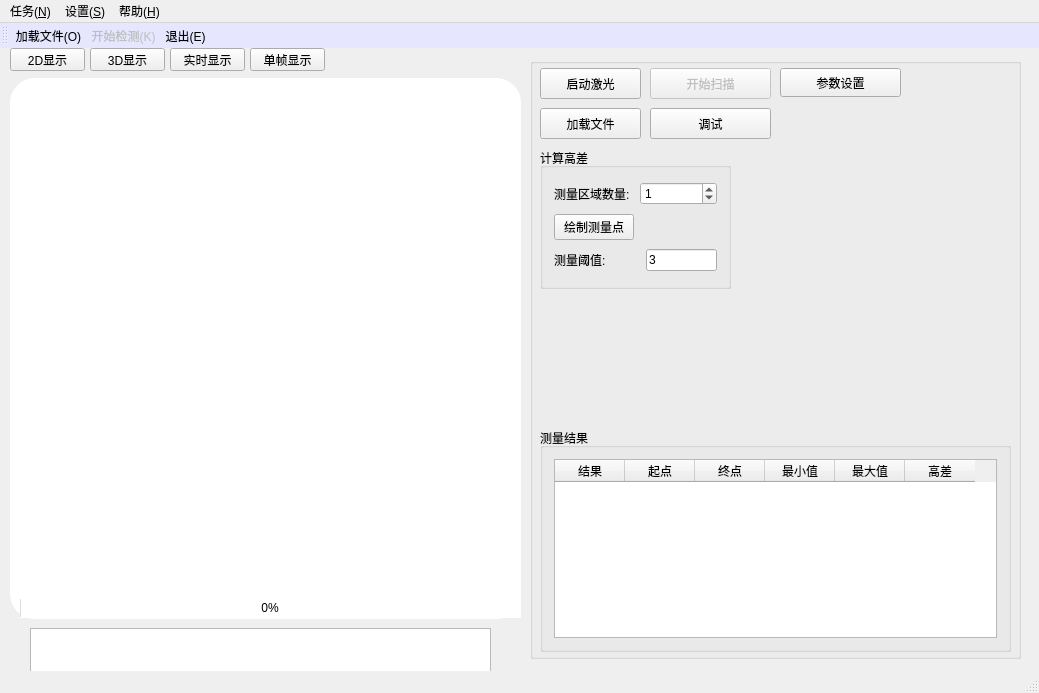
Qt form mainwindow.ui (kof98765/scanControl) before a commit.
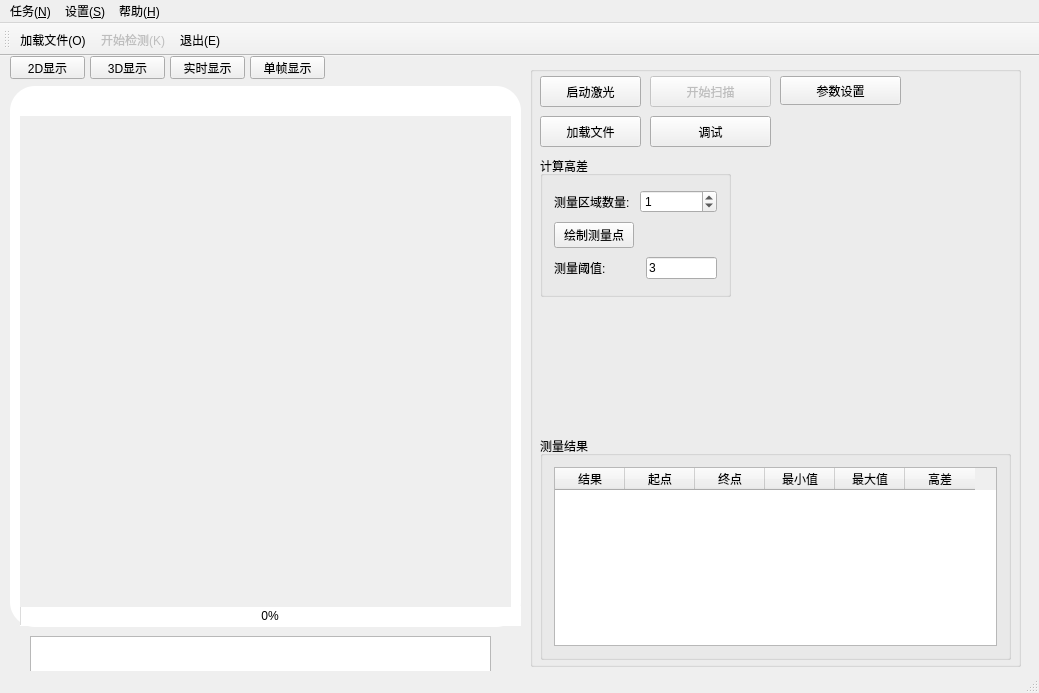
The same form after that commit. The open tabs and pages were chosen to show the change. Icons and pictures are not drawn.

```diff
--- a/mainwindow.ui
+++ b/mainwindow.ui
@@ -280,10 +280,15 @@
     <property name="mouseTracking">
      <bool>false</bool>
     </property>
+    <property name="autoFillBackground">
+     <bool>false</bool>
+    </property>
     <property name="styleSheet">
-     <string notr="true">background-color: rgb(255, 255, 255);
+     <string notr="true">QGroupBox#view_box{
+background-color: rgb(255, 255, 255);
 border:2px;
-border-radius:25px</string>
+border-radius:25px
+}</string>
     </property>
     <property name="title">
      <string/>
@@ -327,7 +332,7 @@
       </rect>
      </property>
      <property name="autoFillBackground">
-      <bool>false</bool>
+      <bool>true</bool>
      </property>
      <property name="styleSheet">
       <string notr="true"/>
@@ -348,7 +353,7 @@
        <x>9</x>
        <y>9</y>
        <width>481</width>
-       <height>18</height>
+       <height>26</height>
       </rect>
      </property>
      <layout class="QHBoxLayout" name="horizontalLayout">
@@ -599,9 +604,7 @@
     <string>toolBar</string>
    </property>
    <property name="styleSheet">
-    <string notr="true">border:2px;
-border-radius:25px;
-background-color: rgb(230, 230, 255);</string>
+    <string notr="true"/>
    </property>
    <attribute name="toolBarArea">
     <enum>TopToolBarArea</enum>
```
Left out of the diff: 15 changed lines with no effect on the pictures.
